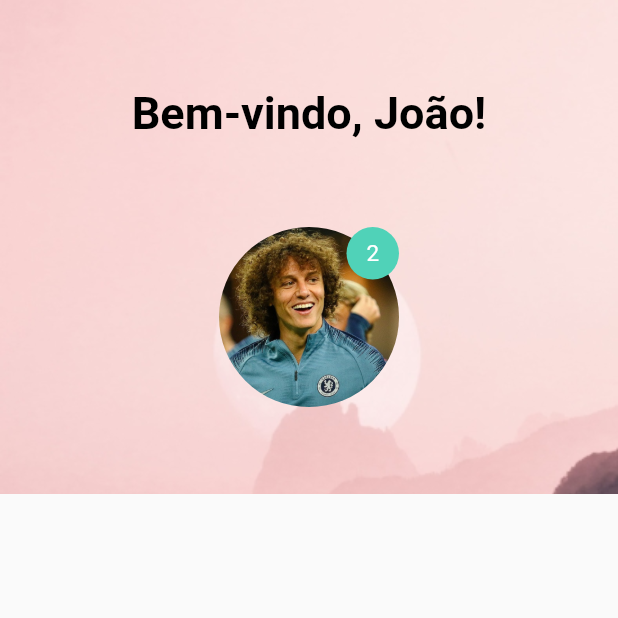
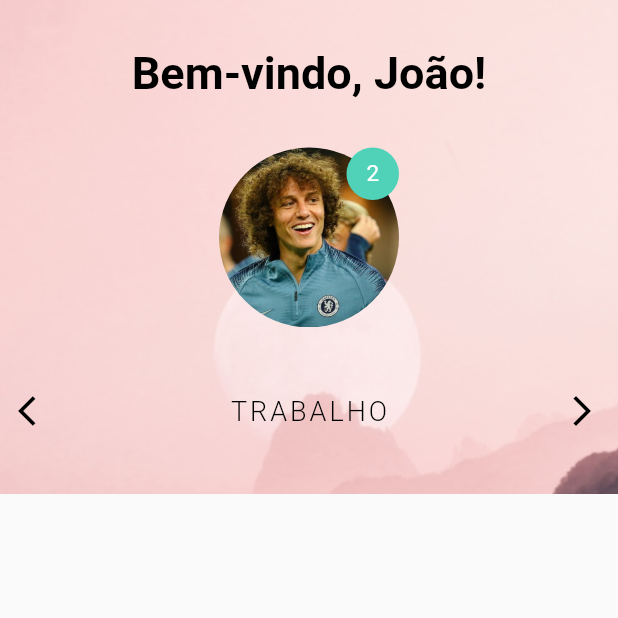
Before and after one commit to Moura14/animations_flutter, a Flutter app: the screen it shows after launch, on a phone screen of 412 x 824 dp, the top half of it. Run offline on Flutter 3.47's test engine with Material 2 defaults, Android fonts, the phone set to English and light mode, and no system bars.

Commit message:
Alterando categorias

```diff
--- a/lib/screens/login/home/home_screens.dart
+++ b/lib/screens/login/home/home_screens.dart
@@ -10,20 +10,20 @@ class HomeScreens extends StatefulWidget {
 
 class _HomeScreensState extends State<HomeScreens>
     with SingleTickerProviderStateMixin {
-  late AnimationController _controller;
+  AnimationController? _controller;
 
   @override
   void initState() {
     super.initState();
-    _controller = AnimationController(
-        vsync: this, duration: const Duration(microseconds: 2400));
+    _controller =
+        AnimationController(vsync: this, duration: const Duration(seconds: 2));
 
-    _controller.forward();
+    _controller!.forward();
   }
 
   @override
   void dispose() {
-    _controller.dispose();
+    _controller!.dispose();
     super.dispose();
   }
 
@@ -31,7 +31,7 @@ class _HomeScreensState extends State<HomeScreens>
   Widget build(BuildContext context) {
     return Container(
         child: StaggerAnimation(
-      controller: _controller,
+      controller: _controller!,
     ));
   }
 }
--- /dev/null
+++ b/lib/screens/login/home/widgets/category_view.dart
@@ -0,0 +1,59 @@
+import 'package:flutter/material.dart';
+
+class CategoryView extends StatefulWidget {
+  const CategoryView({super.key});
+
+  @override
+  State<CategoryView> createState() => _CategoryViewState();
+}
+
+class _CategoryViewState extends State<CategoryView> {
+  final List<String> categories = ['Trabalho', 'Estudos', 'Futevôlei'];
+
+  int _category = 0;
+
+  void selectForward() {
+    setState(() {
+      _category++;
+    });
+  }
+
+  void selectBackward() {
+    setState(() {
+      _category--;
+    });
+  }
+
+  @override
+  Widget build(BuildContext context) {
+    return Row(
+      mainAxisAlignment: MainAxisAlignment.spaceBetween,
+      children: [
+        IconButton(
+          icon: const Icon(Icons.arrow_back_ios),
+          color: Colors.black,
+          disabledColor: Colors.grey,
+          onPressed: () {
+            _category > 0 ? selectBackward() : null;
+          },
+        ),
+        Text(
+          categories[_category].toUpperCase(),
+          style: const TextStyle(
+              fontSize: 18,
+              letterSpacing: 2.0,
+              fontWeight: FontWeight.w300,
+              color: Colors.black),
+        ),
+        IconButton(
+          onPressed: () {
+            _category < categories.length - 1 ? selectForward() : null;
+          },
+          disabledColor: Colors.grey,
+          icon: const Icon(Icons.arrow_forward_ios),
+          color: Colors.black,
+        )
+      ],
+    );
+  }
+}
--- a/lib/screens/login/home/widgets/home_top.dart
+++ b/lib/screens/login/home/widgets/home_top.dart
@@ -1,3 +1,4 @@
+import 'package:animations_flutter/screens/login/home/widgets/category_view.dart';
 import 'package:flutter/material.dart';
 
 class HomeTop extends StatelessWidget {
@@ -16,7 +17,6 @@ class HomeTop extends StatelessWidget {
           fit: BoxFit.cover,
         ),
       ),
-
       child: SafeArea(
         child: Column(
           mainAxisAlignment: MainAxisAlignment.spaceEvenly,
@@ -54,11 +54,11 @@ class HomeTop extends StatelessWidget {
                   ),
                 ),
               ),
-            )
+            ),
+            const CategoryView()
           ],
         ),
       ),
-      // Example of using the containerRow animation
     );
   }
 }
```
